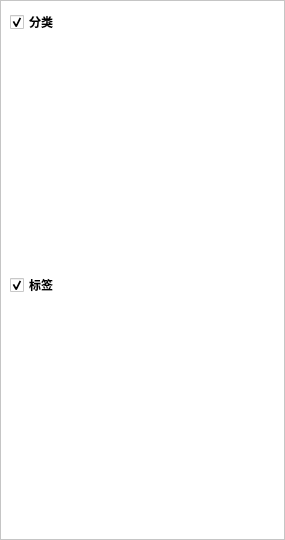
Old version of the form VoiceBankUtils/categoriesandlabelslistwidget.ui in the repository shine5402/VoicebankManager.
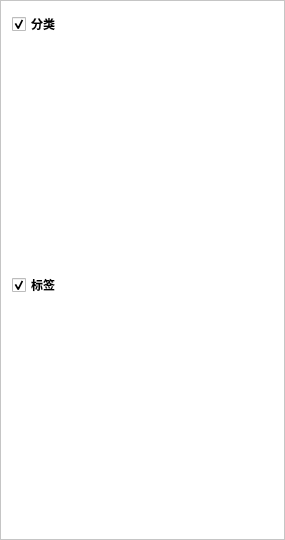
New version of the form.

```diff
--- a/VoiceBankUtils/categoriesandlabelslistwidget.ui
+++ b/VoiceBankUtils/categoriesandlabelslistwidget.ui
@@ -14,8 +14,9 @@
    <string>Form</string>
   </property>
   <property name="styleSheet">
-   <string notr="true">background-color:white
-</string>
+   <string notr="true">QWidget#CategoriesAndLabelsListWidget{
+background-color:white
+}</string>
   </property>
   <layout class="QGridLayout" name="gridLayout_2">
    <property name="leftMargin">
@@ -32,6 +33,11 @@
    </property>
    <item row="0" column="0">
     <widget class="QFrame" name="frame">
+     <property name="styleSheet">
+      <string notr="true">QWidget#frame{
+background-color:white
+}</string>
+     </property>
      <property name="frameShape">
       <enum>QFrame::StyledPanel</enum>
      </property>
@@ -39,6 +45,18 @@
       <enum>QFrame::Sunken</enum>
      </property>
      <layout class="QGridLayout" name="gridLayout">
+      <property name="leftMargin">
+       <number>11</number>
+      </property>
+      <property name="topMargin">
+       <number>11</number>
+      </property>
+      <property name="rightMargin">
+       <number>11</number>
+      </property>
+      <property name="bottomMargin">
+       <number>11</number>
+      </property>
       <item row="0" column="0">
        <widget class="QScrollArea" name="scrollArea">
         <property name="sizePolicy">
@@ -47,6 +65,11 @@
           <verstretch>0</verstretch>
          </sizepolicy>
         </property>
+        <property name="styleSheet">
+         <string notr="true">QWidget#scrollArea{
+background-color:white
+}</string>
+        </property>
         <property name="frameShape">
          <enum>QFrame::NoFrame</enum>
         </property>
@@ -62,6 +85,11 @@
            <height>516</height>
           </rect>
          </property>
+         <property name="styleSheet">
+          <string notr="true">QWidget#scrollAreaWidgetContents{
+background-color:white
+}</string>
+         </property>
          <layout class="QVBoxLayout" name="verticalLayout">
           <property name="leftMargin">
            <number>0</number>
@@ -83,6 +111,9 @@
               <bold>true</bold>
              </font>
             </property>
+            <property name="styleSheet">
+             <string notr="true"/>
+            </property>
             <property name="text">
              <string>分类</string>
             </property>
```
Left out of the diff: 9 changed lines with no effect on the pictures.
